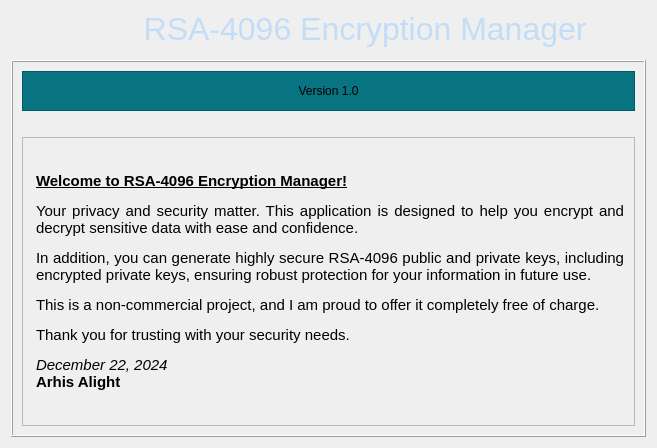
Above: assets/ui/about/about.ui from Victor-Nikliaiev/RSA-4096-Encryption-Manager before the change. Below: the same form after it.
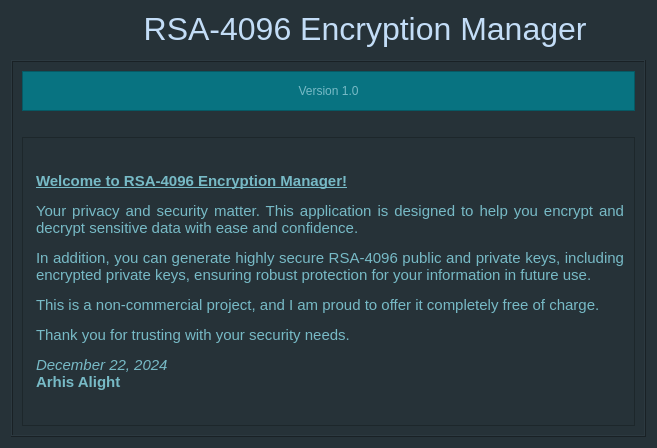
That is the form after the change. Icons and pictures are not drawn.

Commit message: Fixed some color theme issues, and fixed some code errors

```diff
--- a/assets/ui/about/about.ui
+++ b/assets/ui/about/about.ui
@@ -35,6 +35,10 @@
    <iconset resource="../icons.qrc">
     <normaloff>:/favicon/icons/maze.png</normaloff>:/favicon/icons/maze.png</iconset>
   </property>
+  <property name="styleSheet">
+   <string notr="true">color: rgb(119, 186, 198);
+background-color: #263238;</string>
+  </property>
   <layout class="QVBoxLayout" name="verticalLayout_2">
    <item>
     <layout class="QHBoxLayout" name="horizontalLayout">
```
The commit also changes 17 other files.
